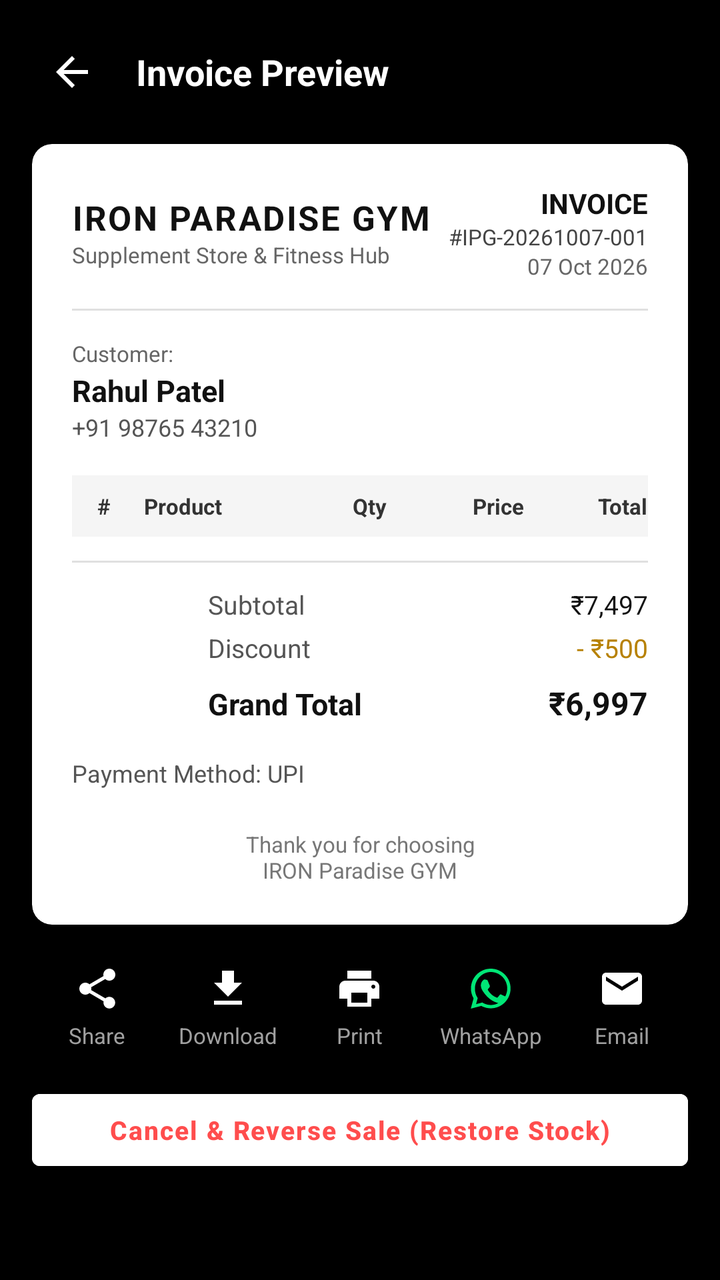
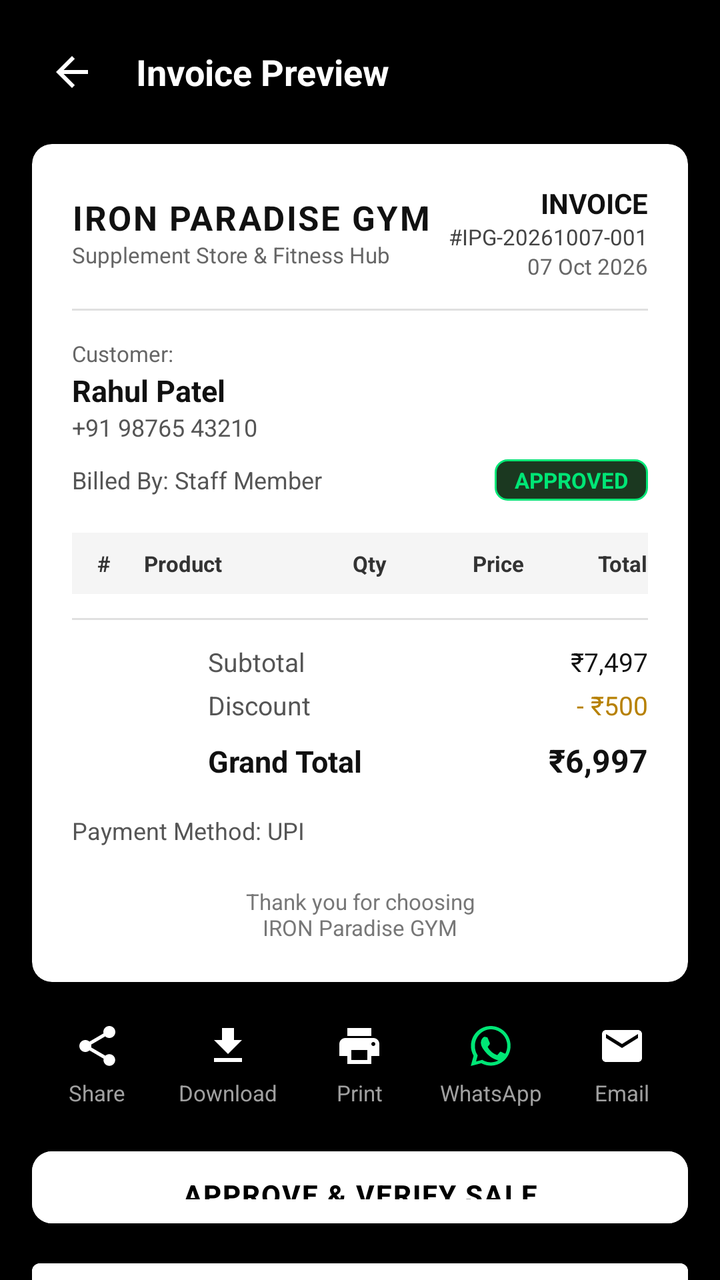

The first picture is an Android layout as it rendered before a commit; the second is the same layout after the commit. The layout source and the unified diff follow.
<!-- AndroidManifest.xml: application theme Theme.IronParadiseGymCRM -->
<!-- res/layout/activity_invoice_detail.xml -->
<?xml version="1.0" encoding="utf-8"?>
<ScrollView xmlns:android="http://schemas.android.com/apk/res/android"
    xmlns:app="http://schemas.android.com/apk/res-auto"
    android:layout_width="match_parent"
    android:layout_height="match_parent"
    android:background="@color/bg_black"
    android:fillViewport="true">

    <LinearLayout
        android:layout_width="match_parent"
        android:layout_height="wrap_content"
        android:orientation="vertical"
        android:padding="16dp">

        
        <LinearLayout
            android:layout_width="match_parent"
            android:layout_height="wrap_content"
            android:orientation="horizontal"
            android:gravity="center_vertical">

            <ImageButton
                android:id="@+id/btnBack"
                android:layout_width="40dp"
                android:layout_height="40dp"
                android:background="?attr/selectableItemBackgroundBorderless"
                android:src="@drawable/ic_arrow_back"
                app:tint="@color/text_primary"
                android:contentDescription="Back" />

            <TextView
                android:layout_width="0dp"
                android:layout_height="wrap_content"
                android:layout_weight="1"
                android:layout_marginStart="12dp"
                android:text="Invoice Preview"
                android:textColor="@color/text_primary"
                android:textSize="18sp"
                android:textStyle="bold" />
        </LinearLayout>

        
        <com.google.android.material.card.MaterialCardView
            android:id="@+id/cardInvoicePaper"
            android:layout_width="match_parent"
            android:layout_height="wrap_content"
            android:layout_marginTop="16dp"
            app:cardBackgroundColor="#FFFFFF"
            app:cardCornerRadius="10dp"
            app:cardElevation="4dp">

            <LinearLayout
                android:layout_width="match_parent"
                android:layout_height="wrap_content"
                android:orientation="vertical"
                android:padding="20dp">

                
                <LinearLayout
                    android:layout_width="match_parent"
                    android:layout_height="wrap_content"
                    android:orientation="horizontal"
                    android:gravity="center_vertical">

                    <LinearLayout
                        android:layout_width="0dp"
                        android:layout_height="wrap_content"
                        android:layout_weight="1"
                        android:orientation="vertical">

                        <TextView
                            android:layout_width="wrap_content"
                            android:layout_height="wrap_content"
                            android:text="IRON PARADISE GYM"
                            android:textColor="#111111"
                            android:textSize="17sp"
                            android:textStyle="bold"
                            android:letterSpacing="0.05" />

                        <TextView
                            android:layout_width="wrap_content"
                            android:layout_height="wrap_content"
                            android:text="Supplement Store &amp; Fitness Hub"
                            android:textColor="#666666"
                            android:textSize="11sp" />
                    </LinearLayout>

                    <LinearLayout
                        android:layout_width="wrap_content"
                        android:layout_height="wrap_content"
                        android:orientation="vertical"
                        android:gravity="end">

                        <TextView
                            android:layout_width="wrap_content"
                            android:layout_height="wrap_content"
                            android:text="INVOICE"
                            android:textColor="#111111"
                            android:textSize="14sp"
                            android:textStyle="bold" />

                        <TextView
                            android:id="@+id/tvInvoiceNum"
                            android:layout_width="wrap_content"
                            android:layout_height="wrap_content"
                            android:text="#IPG-20261007-001"
                            android:textColor="#444444"
                            android:textSize="11sp" />

                        <TextView
                            android:id="@+id/tvInvoiceDate"
                            android:layout_width="wrap_content"
                            android:layout_height="wrap_content"
                            android:text="07 Oct 2026"
                            android:textColor="#666666"
                            android:textSize="11sp" />
                    </LinearLayout>
                </LinearLayout>

                <View
                    android:layout_width="match_parent"
                    android:layout_height="1dp"
                    android:layout_marginVertical="14dp"
                    android:background="#E0E0E0" />

                
                <TextView
                    android:layout_width="wrap_content"
                    android:layout_height="wrap_content"
                    android:text="Customer:"
                    android:textColor="#666666"
                    android:textSize="11sp" />

                <TextView
                    android:id="@+id/tvCustomerName"
                    android:layout_width="wrap_content"
                    android:layout_height="wrap_content"
                    android:layout_marginTop="1dp"
                    android:text="Rahul Patel"
                    android:textColor="#111111"
                    android:textSize="15sp"
                    android:textStyle="bold" />

                <TextView
                    android:id="@+id/tvCustomerPhone"
                    android:layout_width="wrap_content"
                    android:layout_height="wrap_content"
                    android:text="+91 98765 43210"
                    android:textColor="#555555"
                    android:textSize="12sp" />

                
                <LinearLayout
                    android:layout_width="match_parent"
                    android:layout_height="wrap_content"
                    android:orientation="horizontal"
                    android:background="#F5F5F5"
                    android:paddingVertical="8dp"
                    android:layout_marginTop="16dp">

                    <TextView
                        android:layout_width="32dp"
                        android:layout_height="wrap_content"
                        android:text="#"
                        android:textColor="#333333"
                        android:textSize="11sp"
                        android:textStyle="bold"
                        android:gravity="center" />

                    <TextView
                        android:layout_width="0dp"
                        android:layout_height="wrap_content"
                        android:layout_weight="2.2"
                        android:text="Product"
                        android:textColor="#333333"
                        android:textSize="11sp"
                        android:textStyle="bold"
                        android:paddingHorizontal="4dp" />

                    <TextView
                        android:layout_width="40dp"
                        android:layout_height="wrap_content"
                        android:text="Qty"
                        android:textColor="#333333"
                        android:textSize="11sp"
                        android:textStyle="bold"
                        android:gravity="center" />

                    <TextView
                        android:layout_width="0dp"
                        android:layout_height="wrap_content"
                        android:layout_weight="1.3"
                        android:text="Price"
                        android:textColor="#333333"
                        android:textSize="11sp"
                        android:textStyle="bold"
                        android:gravity="end" />

                    <TextView
                        android:layout_width="0dp"
                        android:layout_height="wrap_content"
                        android:layout_weight="1.4"
                        android:text="Total"
                        android:textColor="#333333"
                        android:textSize="11sp"
                        android:textStyle="bold"
                        android:gravity="end" />
                </LinearLayout>

                
                <LinearLayout
                    android:id="@+id/layoutInvoiceItems"
                    android:layout_width="match_parent"
                    android:layout_height="wrap_content"
                    android:orientation="vertical" />

                <View
                    android:layout_width="match_parent"
                    android:layout_height="1dp"
                    android:layout_marginVertical="12dp"
                    android:background="#E0E0E0" />

                
                <LinearLayout
                    android:layout_width="match_parent"
                    android:layout_height="wrap_content"
                    android:orientation="vertical"
                    android:gravity="end">

                    <LinearLayout
                        android:layout_width="220dp"
                        android:layout_height="wrap_content"
                        android:orientation="horizontal">
                        <TextView
                            android:layout_width="0dp"
                            android:layout_height="wrap_content"
                            android:layout_weight="1"
                            android:text="Subtotal"
                            android:textColor="#555555"
                            android:textSize="13sp" />
                        <TextView
                            android:id="@+id/tvSubtotal"
                            android:layout_width="wrap_content"
                            android:layout_height="wrap_content"
                            android:text="₹7,497"
                            android:textColor="#111111"
                            android:textSize="13sp" />
                    </LinearLayout>

                    <LinearLayout
                        android:id="@+id/layoutDiscountRow"
                        android:layout_width="220dp"
                        android:layout_height="wrap_content"
                        android:orientation="horizontal"
                        android:layout_marginTop="4dp">
                        <TextView
                            android:layout_width="0dp"
                            android:layout_height="wrap_content"
                            android:layout_weight="1"
                            android:text="Discount"
                            android:textColor="#555555"
                            android:textSize="13sp" />
                        <TextView
                            android:id="@+id/tvDiscount"
                            android:layout_width="wrap_content"
                            android:layout_height="wrap_content"
                            android:text="- ₹500"
                            android:textColor="#B78103"
                            android:textSize="13sp" />
                    </LinearLayout>

                    <LinearLayout
                        android:layout_width="220dp"
                        android:layout_height="wrap_content"
                        android:orientation="horizontal"
                        android:layout_marginTop="8dp">
                        <TextView
                            android:layout_width="0dp"
                            android:layout_height="wrap_content"
                            android:layout_weight="1"
                            android:text="Grand Total"
                            android:textColor="#111111"
                            android:textSize="15sp"
                            android:textStyle="bold" />
                        <TextView
                            android:id="@+id/tvGrandTotal"
                            android:layout_width="wrap_content"
                            android:layout_height="wrap_content"
                            android:text="₹6,997"
                            android:textColor="#111111"
                            android:textSize="16sp"
                            android:textStyle="bold" />
                    </LinearLayout>
                </LinearLayout>

                <TextView
                    android:id="@+id/tvPaymentMethod"
                    android:layout_width="wrap_content"
                    android:layout_height="wrap_content"
                    android:layout_marginTop="16dp"
                    android:text="Payment Method: UPI"
                    android:textColor="#555555"
                    android:textSize="12sp" />

                
                <TextView
                    android:layout_width="wrap_content"
                    android:layout_height="wrap_content"
                    android:layout_gravity="center"
                    android:layout_marginTop="20dp"
                    android:text="Thank you for choosing\nIRON Paradise GYM"
                    android:textAlignment="center"
                    android:textColor="#777777"
                    android:textSize="11sp" />

            </LinearLayout>
        </com.google.android.material.card.MaterialCardView>

        
        <LinearLayout
            android:layout_width="match_parent"
            android:layout_height="wrap_content"
            android:orientation="horizontal"
            android:layout_marginTop="20dp"
            android:gravity="center">

            
            <LinearLayout
                android:id="@+id/btnActionShare"
                android:layout_width="0dp"
                android:layout_height="wrap_content"
                android:layout_weight="1"
                android:orientation="vertical"
                android:gravity="center"
                android:clickable="true"
                android:focusable="true">

                <ImageView
                    android:layout_width="24dp"
                    android:layout_height="24dp"
                    android:src="@drawable/ic_share"
                    app:tint="@color/text_primary"
                    android:contentDescription="Share" />

                <TextView
                    android:layout_width="wrap_content"
                    android:layout_height="wrap_content"
                    android:layout_marginTop="4dp"
                    android:text="Share"
                    android:textColor="@color/text_secondary"
                    android:textSize="11sp" />
            </LinearLayout>

            
            <LinearLayout
                android:id="@+id/btnActionDownload"
                android:layout_width="0dp"
                android:layout_height="wrap_content"
                android:layout_weight="1"
                android:orientation="vertical"
                android:gravity="center"
                android:clickable="true"
                android:focusable="true">

                <ImageView
                    android:layout_width="24dp"
                    android:layout_height="24dp"
                    android:src="@drawable/ic_download"
                    app:tint="@color/text_primary"
                    android:contentDescription="Download" />

                <TextView
                    android:layout_width="wrap_content"
                    android:layout_height="wrap_content"
                    android:layout_marginTop="4dp"
                    android:text="Download"
                    android:textColor="@color/text_secondary"
                    android:textSize="11sp" />
            </LinearLayout>

            
            <LinearLayout
                android:id="@+id/btnActionPrint"
                android:layout_width="0dp"
                android:layout_height="wrap_content"
                android:layout_weight="1"
                android:orientation="vertical"
                android:gravity="center"
                android:clickable="true"
                android:focusable="true">

                <ImageView
                    android:layout_width="24dp"
                    android:layout_height="24dp"
                    android:src="@drawable/ic_print"
                    app:tint="@color/text_primary"
                    android:contentDescription="Print" />

                <TextView
                    android:layout_width="wrap_content"
                    android:layout_height="wrap_content"
                    android:layout_marginTop="4dp"
                    android:text="Print"
                    android:textColor="@color/text_secondary"
                    android:textSize="11sp" />
            </LinearLayout>

            
            <LinearLayout
                android:id="@+id/btnActionWhatsApp"
                android:layout_width="0dp"
                android:layout_height="wrap_content"
                android:layout_weight="1"
                android:orientation="vertical"
                android:gravity="center"
                android:clickable="true"
                android:focusable="true">

                <ImageView
                    android:layout_width="24dp"
                    android:layout_height="24dp"
                    android:src="@drawable/ic_whatsapp"
                    android:contentDescription="WhatsApp" />

                <TextView
                    android:layout_width="wrap_content"
                    android:layout_height="wrap_content"
                    android:layout_marginTop="4dp"
                    android:text="WhatsApp"
                    android:textColor="@color/text_secondary"
                    android:textSize="11sp" />
            </LinearLayout>

            
            <LinearLayout
                android:id="@+id/btnActionEmail"
                android:layout_width="0dp"
                android:layout_height="wrap_content"
                android:layout_weight="1"
                android:orientation="vertical"
                android:gravity="center"
                android:clickable="true"
                android:focusable="true">

                <ImageView
                    android:layout_width="24dp"
                    android:layout_height="24dp"
                    android:src="@drawable/ic_email"
                    app:tint="@color/text_primary"
                    android:contentDescription="Email" />

                <TextView
                    android:layout_width="wrap_content"
                    android:layout_height="wrap_content"
                    android:layout_marginTop="4dp"
                    android:text="Email"
                    android:textColor="@color/text_secondary"
                    android:textSize="11sp" />
            </LinearLayout>
        </LinearLayout>

        
        <com.google.android.material.button.MaterialButton
            android:id="@+id/btnCancelSale"
            style="@style/Widget.MaterialComponents.Button.TextButton"
            android:layout_width="match_parent"
            android:layout_height="wrap_content"
            android:layout_marginTop="16dp"
            android:text="Cancel &amp; Reverse Sale (Restore Stock)"
            android:textColor="@color/accent_red"
            android:textSize="13sp" />

    </LinearLayout>
</ScrollView>
<!-- resources referenced by this layout -->
<resources>
  <color name="accent_red">#FF4D4D</color>
  <color name="bg_black">#000000</color>
  <color name="text_primary">#FFFFFF</color>
  <color name="text_secondary">#A0A0A0</color>
  <!-- drawable ic_arrow_back (drawable) -->
  <vector xmlns:android="http://schemas.android.com/apk/res/android"
      android:width="24dp"
      android:height="24dp"
      android:viewportWidth="24"
      android:viewportHeight="24">
      <path
          android:fillColor="@android:color/white"
          android:pathData="M20,11H7.83l5.59,-5.59L12,4l-8,8 8,8 1.41,-1.41L7.83,13H20v-2z"/>
  </vector>
  <!-- drawable ic_download (drawable) -->
  <vector xmlns:android="http://schemas.android.com/apk/res/android"
      android:width="24dp"
      android:height="24dp"
      android:viewportWidth="24"
      android:viewportHeight="24">
      <path
          android:fillColor="#FFFFFFFF"
          android:pathData="M19,9h-4V3H9v6H5l7,7 7,-7zM5,18v2h14v-2H5z" />
  </vector>
  <!-- drawable ic_email (drawable) -->
  <vector xmlns:android="http://schemas.android.com/apk/res/android"
      android:width="24dp"
      android:height="24dp"
      android:viewportWidth="24"
      android:viewportHeight="24">
      <path
          android:fillColor="#FFFFFFFF"
          android:pathData="M20,4H4c-1.1,0 -1.99,0.9 -1.99,2L2,18c0,1.1 0.9,2 2,2h16c1.1,0 2,-0.9 2,-2V6c0,-1.1 -0.9,-2 -2,-2zm0,4l-8,5 -8,-5V6l8,5 8,-5v2z" />
  </vector>
  <!-- drawable ic_print (drawable) -->
  <vector xmlns:android="http://schemas.android.com/apk/res/android"
      android:width="24dp"
      android:height="24dp"
      android:viewportWidth="24"
      android:viewportHeight="24">
      <path
          android:fillColor="@android:color/white"
          android:pathData="M19,8H5c-1.66,0 -3,1.34 -3,3v6h4v4h12v-4h4v-6c0,-1.66 -1.34,-3 -3,-3zm-3,11H8v-5h8v5zm3,-7c-0.55,0 -1,-0.45 -1,-1s0.45,-1 1,-1 1,0.45 1,1 -0.45,1 -1,1zm-1,-9H6v4h12V3z"/>
  </vector>
  <color name="bg_card_elevated">#202020</color>
  <color name="accent_gold">#FFB300</color>
  <color name="accent_gold_dark">#C68400</color>
  <color name="bg_card">#161616</color>
  <style name="IronCardView" parent="Widget.MaterialComponents.CardView">
          <item name="cardBackgroundColor">@color/bg_card</item>
          <item name="cardCornerRadius">12dp</item>
          <item name="cardElevation">0dp</item>
          <item name="strokeColor">@color/border_color</item>
          <item name="strokeWidth">1dp</item>
      </style>
  <style name="IronTextInput" parent="Widget.MaterialComponents.TextInputLayout.OutlinedBox">
          <item name="boxStrokeColor">@color/border_light</item>
          <item name="boxCornerRadiusTopStart">10dp</item>
          <item name="boxCornerRadiusTopEnd">10dp</item>
          <item name="boxCornerRadiusBottomStart">10dp</item>
          <item name="boxCornerRadiusBottomEnd">10dp</item>
          <item name="hintTextColor">@color/text_secondary</item>
          <item name="android:textColorHint">@color/text_muted</item>
      </style>
  <color name="border_color">#2A2A2A</color>
  <color name="border_light">#383838</color>
  <color name="text_muted">#666666</color>
  <!-- unchanged entries left out for length: 4 -->
</resources>

<!-- the commit's change to res/layout/activity_invoice_detail.xml (unified diff, before → after) -->
@@ -154,6 +154,36 @@
                     android:layout_width="match_parent"
                     android:layout_height="wrap_content"
                     android:orientation="horizontal"
+                    android:layout_marginTop="8dp"
+                    android:gravity="center_vertical">
+
+                    <TextView
+                        android:id="@+id/tvBilledBy"
+                        android:layout_width="0dp"
+                        android:layout_height="wrap_content"
+                        android:layout_weight="1"
+                        android:text="Billed By: Staff Member"
+                        android:textColor="#555555"
+                        android:textSize="12sp" />
+
+                    <TextView
+                        android:id="@+id/tvInvoiceStatus"
+                        android:layout_width="wrap_content"
+                        android:layout_height="wrap_content"
+                        android:text="APPROVED"
+                        android:textSize="11sp"
+                        android:textStyle="bold"
+                        android:paddingHorizontal="10dp"
+                        android:paddingVertical="3dp"
+                        android:background="@drawable/bg_badge_in_stock"
+                        android:textColor="@color/accent_green" />
+                </LinearLayout>
+
+                
+                <LinearLayout
+                    android:layout_width="match_parent"
+                    android:layout_height="wrap_content"
+                    android:orientation="horizontal"
                     android:background="#F5F5F5"
                     android:paddingVertical="8dp"
                     android:layout_marginTop="16dp">
@@ -461,11 +491,23 @@
 
         
         <com.google.android.material.button.MaterialButton
+            android:id="@+id/btnApproveSale"
+            android:layout_width="match_parent"
+            android:layout_height="48dp"
+            android:layout_marginTop="16dp"
+            android:text="APPROVE &amp; VERIFY SALE"
+            android:textColor="@color/bg_black"
+            android:textStyle="bold"
+            app:backgroundTint="@color/accent_green"
+            app:cornerRadius="10dp" />
+
+        
+        <com.google.android.material.button.MaterialButton
             android:id="@+id/btnCancelSale"
             style="@style/Widget.MaterialComponents.Button.TextButton"
             android:layout_width="match_parent"
             android:layout_height="wrap_content"
-            android:layout_marginTop="16dp"
+            android:layout_marginTop="8dp"
             android:text="Cancel &amp; Reverse Sale (Restore Stock)"
             android:textColor="@color/accent_red"
             android:textSize="13sp" />
<!-- resource entries referenced after the edit -->
@@ -1,9 +1,18 @@
 <!-- resources referenced by this layout -->
 <resources>
+  <color name="accent_green">#00E676</color>
   <color name="accent_red">#FF4D4D</color>
   <color name="bg_black">#000000</color>
   <color name="text_primary">#FFFFFF</color>
   <color name="text_secondary">#A0A0A0</color>
+  <!-- drawable bg_badge_in_stock (drawable) -->
+  <?xml version="1.0" encoding="utf-8"?>
+  <shape xmlns:android="http://schemas.android.com/apk/res/android"
+      android:shape="rectangle">
+      <solid android:color="@color/badge_in_stock_bg" />
+      <corners android:radius="6dp" />
+      <stroke android:width="1dp" android:color="@color/badge_in_stock_text" />
+  </shape>
   <!-- drawable ic_arrow_back (drawable) -->
   <vector xmlns:android="http://schemas.android.com/apk/res/android"
       android:width="24dp"
@@ -44,6 +53,8 @@
           android:fillColor="@android:color/white"
           android:pathData="M19,8H5c-1.66,0 -3,1.34 -3,3v6h4v4h12v-4h4v-6c0,-1.66 -1.34,-3 -3,-3zm-3,11H8v-5h8v5zm3,-7c-0.55,0 -1,-0.45 -1,-1s0.45,-1 1,-1 1,0.45 1,1 -0.45,1 -1,1zm-1,-9H6v4h12V3z"/>
   </vector>
+  <color name="badge_in_stock_bg">#1B3820</color>
+  <color name="badge_in_stock_text">#00E676</color>
   <color name="bg_card_elevated">#202020</color>
   <color name="accent_gold">#FFB300</color>
   <color name="accent_gold_dark">#C68400</color>
